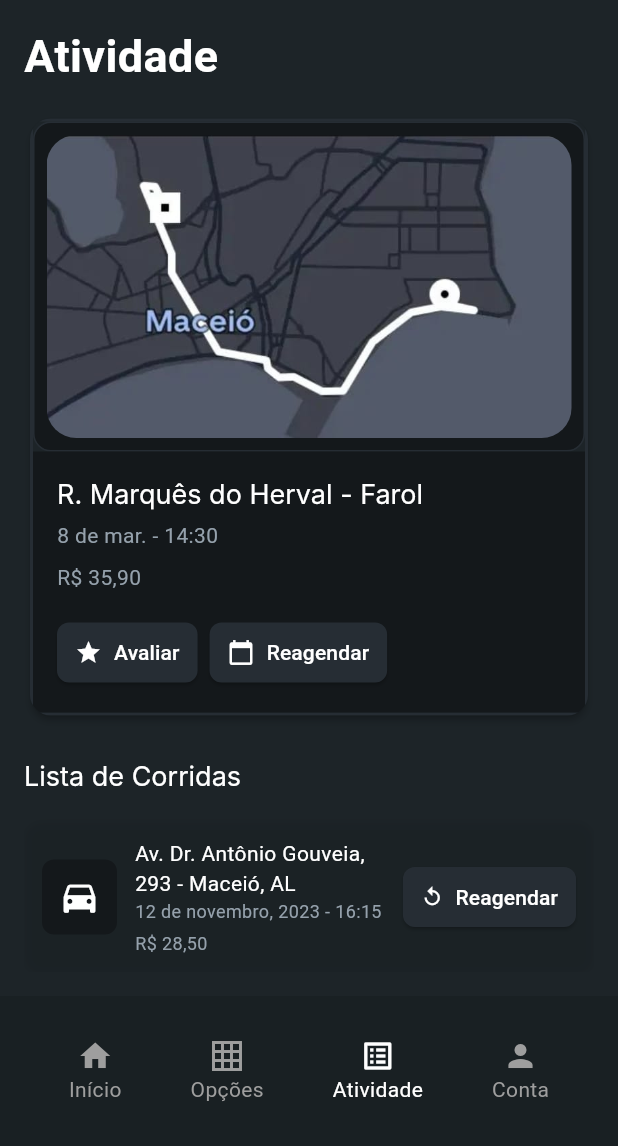
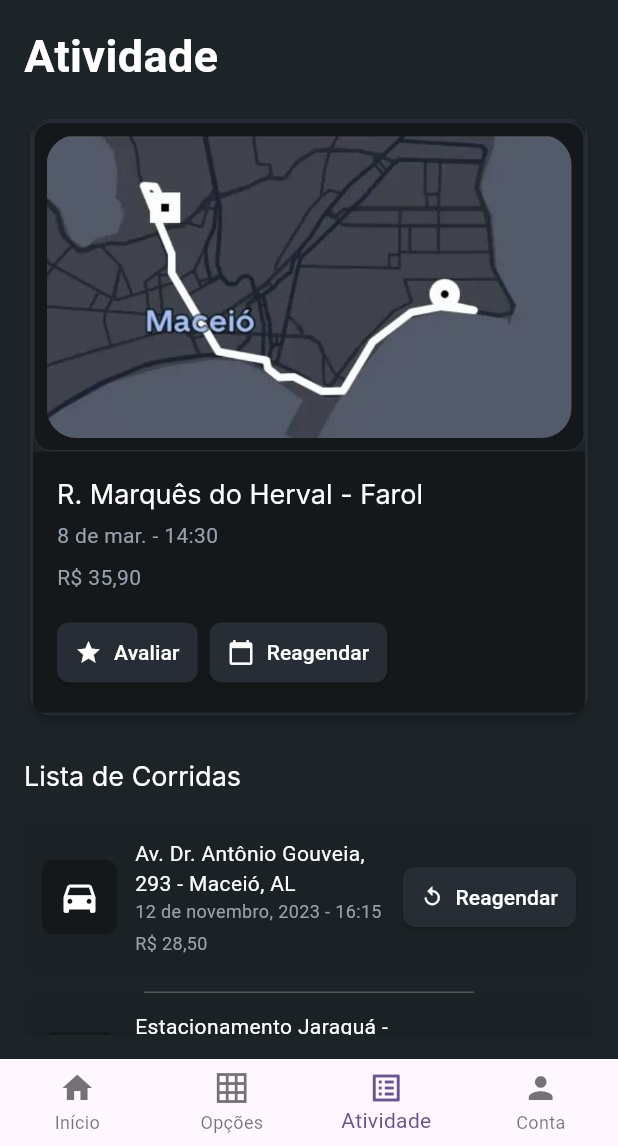
Before and after one commit to iagomauricioo/uber-5p-flutter, a Flutter app: the screen it shows after launch, item 3 of the bottom bar chosen, on a phone screen of 412 x 824 dp, the part 90-1236 px from its top. Run offline on Flutter 3.47's test engine with Material 3 defaults, Android fonts, the phone set to English and light mode, and no system bars; our stand-ins replace font_awesome_flutter; network calls fail; Roboto replaces fonts that are missing (Inter).

Commit message:
Rotas funcionando, falta corrigir a navbar

```diff
--- a/lib/main.dart
+++ b/lib/main.dart
@@ -1,5 +1,11 @@
 import 'package:flutter/material.dart';
+import 'package:novo_uber_flutter/screens/atividade_screen.dart';
+import 'package:novo_uber_flutter/screens/conta_screen.dart';
+import 'package:novo_uber_flutter/screens/main_layout.dart';
 import 'package:novo_uber_flutter/screens/my_home_page.dart';
+import 'package:novo_uber_flutter/screens/opces_screen.dart';
+import 'package:novo_uber_flutter/screens/solicitar_viagem_screen.dart';
+import 'package:novo_uber_flutter/screens/viagens_screen.dart';
 
 void main() {
   //debugPaintSizeEnabled = true;
@@ -16,9 +22,13 @@ class MyApp extends StatelessWidget {
       theme: ThemeData(
         colorScheme: ColorScheme.fromSeed(seedColor: Colors.deepPurple),
       ),
-      initialRoute: '/',
+      initialRoute: '/viagens',
       routes: {
-        '/': (_) => const MyHomePage(),
+        '/viagens': (context) => const MainLayout(body: TelaViagens()),
+        '/opcoes': (context) => const MainLayout(body: TelaOpcoes()),
+        '/atividade': (context) => const MainLayout(body: TelaAtividade()),
+        '/conta': (context) => const MainLayout(body: TelaConta()),
+        '/solicitar': (context) => const MainLayout(body: SolicitarViagemScreen()),
       },
     );
   }
--- a/lib/screens/main_layout.dart
+++ b/lib/screens/main_layout.dart
@@ -4,36 +4,61 @@ import 'package:novo_uber_flutter/widget/app_header.dart';
 
 class MainLayout extends StatelessWidget {
   final Widget body;
-  final VoidCallback onInicioPressed;
-  final VoidCallback onOpcoesPressed;
-  final VoidCallback onAtividadePressed;
-  final VoidCallback onContaPressed;
-  final VoidCallback onInputPressed;
-  final int currentScreenIndex;
 
   const MainLayout({
     super.key,
     required this.body,
-    required this.onInicioPressed,
-    required this.onOpcoesPressed,
-    required this.onAtividadePressed,
-    required this.onContaPressed,
-    required this.onInputPressed,
-    required this.currentScreenIndex,
   });
+
+  static const List<String> _routeNames = [
+    '/viagens',
+    '/opcoes',
+    '/atividade',
+    '/conta',
+  ];
+
+  int _getCurrentIndex(String? routeName) {
+    return _routeNames.indexWhere((r) => r == routeName);
+  }
+
+  void _onItemTapped(BuildContext context, int index) {
+    final targetRoute = _routeNames[index];
+    if (ModalRoute.of(context)?.settings.name != targetRoute) {
+      Navigator.pushReplacementNamed(context, targetRoute);
+    }
+  }
 
   @override
   Widget build(BuildContext context) {
+    final currentRoute = ModalRoute.of(context)?.settings.name;
+    final currentIndex = _getCurrentIndex(currentRoute);
+
     return Scaffold(
       appBar: const AppHeader(),
       backgroundColor: const Color(0xFF1D2428),
       body: body,
-      bottomNavigationBar: AppFooter(
-        onInicioPressed: onInicioPressed,
-        onOpcoesPressed: onOpcoesPressed,
-        onAtividadePressed: onAtividadePressed,
-        onContaPressed: onContaPressed,
-        currentIndex: currentScreenIndex,
+      bottomNavigationBar: BottomNavigationBar(
+        type: BottomNavigationBarType.fixed,
+        currentIndex: currentIndex < 0 ? 0 : currentIndex,
+        onTap: (index) => _onItemTapped(context, index),
+        items: const [
+          BottomNavigationBarItem(
+            icon: Icon(Icons.home),
+            label: 'Início',
+          ),
+          BottomNavigationBarItem(
+            icon: Icon(Icons.grid_on_sharp),
+            label: 'Opções',
+          ),
+          BottomNavigationBarItem(
+            icon: Icon(Icons.list_alt),
+            label: 'Atividade',
+          ),
+          BottomNavigationBarItem(
+            icon: Icon(Icons.person),
+            label: 'Conta',
+          ),
+        ],
       ),
     );
   }
--- a/lib/screens/my_home_page.dart
+++ b/lib/screens/my_home_page.dart
@@ -65,12 +65,6 @@ class _MyHomePageState extends State<MyHomePage> {
           ),
         ],
       ),
-      onInicioPressed: _onInicioPressed,
-      onOpcoesPressed: _onOpcoesPressed,
-      onAtividadePressed: _onAtividadePressed,
-      onContaPressed: _onContaPressed,
-      onInputPressed: _onInputPressed,
-      currentScreenIndex: currentScreenIndex,
     );
   }
 }
--- a/lib/screens/viagens_screen.dart
+++ b/lib/screens/viagens_screen.dart
@@ -30,7 +30,7 @@ class TelaViagens extends StatelessWidget {
               print(text);
             },
             onTap: () {
-              print('Campo de busca tocado');
+              Navigator.of(context).pushNamed('/solicitar');
             },
             hintText: 'Para onde?',
           ),
```
Also changed, not shown: lib/screens/solicitar_viagem_screen.dart (+9 -6 lines).
